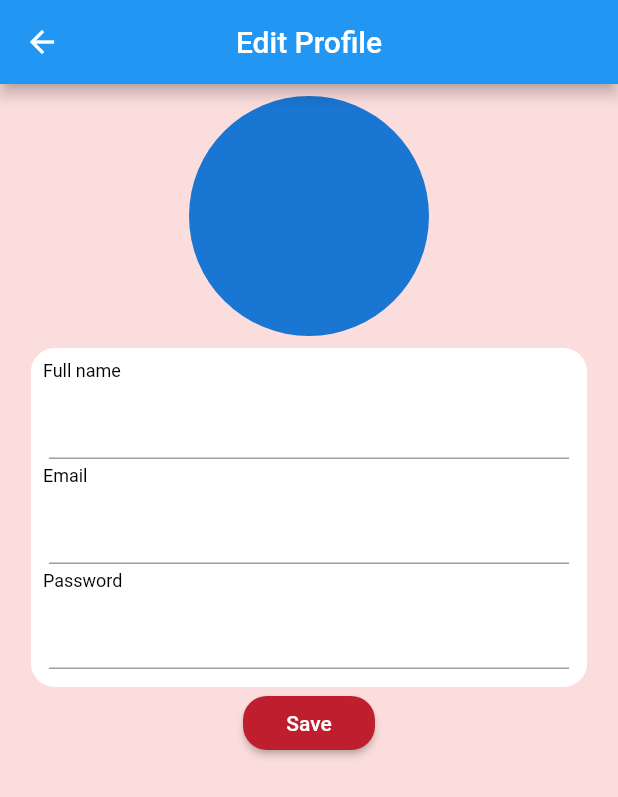
After one commit to kwe-k-u/software_engineering_staff, a Flutter app: the EditProfilePage screen opened directly, on a phone screen of 412 x 824 dp. The commit adds this screen. Shown: the top 797 px of the screen. Run offline on Flutter 3.47's test engine with Material 2 defaults, Android fonts, the phone set to English and light mode, and no system bars; our stand-ins replace firebase_auth, firebase_core, flutter_dotenv; accounts and stored records are empty; network calls fail.

Commit message:
Added edit profile page

```diff
--- /dev/null
+++ b/lib/edit_profile_page/edit_profile_page.dart
@@ -0,0 +1,82 @@
+import 'package:flutter/material.dart';
+import 'package:software_engineering/utils/constants.dart';
+import 'package:software_engineering/widgets/custom_button.dart';
+import 'package:software_engineering/widgets/custom_text_field.dart';
+import 'package:software_engineering/widgets/input_section.dart';
+
+class EditProfilePage extends StatefulWidget {
+  final String name;
+  final String email;
+  const EditProfilePage({Key? key,
+    required this.name,
+    required this.email,
+  }) : super(key: key);
+
+  @override
+  _EditProfilePageState createState() => _EditProfilePageState();
+}
+
+class _EditProfilePageState extends State<EditProfilePage> {
+  TextEditingController name = TextEditingController();
+  TextEditingController email = TextEditingController();
+  TextEditingController password = TextEditingController();
+
+  @override
+  void initState() {
+    super.initState();
+    name.text = widget.name;
+    email.text = widget.email;
+  }
+
+
+  @override
+  Widget build(BuildContext context) {
+    Size size = MediaQuery.of(context).size;
+
+    return Scaffold(
+      backgroundColor: ashesiRedLight,
+      appBar: AppBar(
+        title: Text("Edit Profile"),
+        centerTitle: true,
+      ),
+        body: Column(
+          children: [
+
+            Padding(
+              padding: const EdgeInsets.all(8.0),
+              child: CircleAvatar(
+                minRadius: 80,
+              ),
+            ),
+
+            SizedBox(
+              width: size.width * 0.9,
+              child: InputSection(
+                labels: const [
+                  "Full name",
+                  "Email",
+                  "Password"
+                ],
+                  inputs: [
+                    CustomTextField(
+                      controller: name,
+                    ),
+                    CustomTextField(
+                      controller: email,
+                    ),
+                    CustomTextField(
+                      controller: password,
+                      obscureText: true,
+                    ),
+                  ]
+              ),
+            ),
+
+            CustomButton(text: "Save", onPressed: (){
+
+            })
+          ],
+        )
+    );
+  }
+}
--- a/lib/main.dart
+++ b/lib/main.dart
@@ -57,7 +57,7 @@ class _MyAppState extends State<MyApp> {
       title: 'Flutter Demo',
       debugShowCheckedModeBanner: false,
       theme: ThemeData(
-        primarySwatch: Colors.blue,
+        // primarySwatch: MaterialColor(ashesiRed.value, {}),
         listTileTheme: ListTileThemeData(
           iconColor: ashesiRed
         )
--- a/lib/screens/page_control/page_control.dart
+++ b/lib/screens/page_control/page_control.dart
@@ -4,6 +4,7 @@ import 'package:software_engineering/screens/notification_screen/notification_sc
 import 'package:software_engineering/screens/settings_screen/settings_screen.dart';
 import 'package:software_engineering/screens/ticket_history/ticket_history.dart';
 import 'package:software_engineering/utils/constants.dart';
+import 'package:software_engineering/widgets/ticket_reciept.dart';
 
 class PageControl extends StatefulWidget {
   const PageControl({Key? key}) : super(key: key);
--- a/lib/screens/settings_screen/settings_screen.dart
+++ b/lib/screens/settings_screen/settings_screen.dart
@@ -1,5 +1,6 @@
 import 'package:firebase_auth/firebase_auth.dart';
 import 'package:flutter/material.dart';
+import 'package:software_engineering/edit_profile_page/edit_profile_page.dart';
 import 'package:software_engineering/models/app_state.dart';
 import 'package:software_engineering/screens/about_page/about_page.dart';
 import 'package:software_engineering/widgets/custom_button.dart';
@@ -55,6 +56,15 @@ class _SettingsScreenState extends State<SettingsScreen> {
               leading: Icon(Icons.edit),
               title: Text("Edit Profile"),
               trailing: Icon(Icons.chevron_right),
+              onTap: (){
+                Navigator.push(context,
+                    MaterialPageRoute(builder: (context)=> EditProfilePage(
+                      email: "",
+                      name: "",
+                    )
+                    )
+                );
+              },
             ),
 
             ListTile(
--- a/lib/widgets/input_section.dart
+++ b/lib/widgets/input_section.dart
@@ -3,11 +3,29 @@ import 'package:flutter/material.dart';
 
 class InputSection extends StatelessWidget {
   final List<Widget> inputs;
+  final List<String>? labels;
   const InputSection({
     required this.inputs,
+    this.labels,
     Key? key
   }) : super(key: key);
 
+  List<Widget> _createInputs(BuildContext context){
+    List<Widget> list = [];
+
+    if (labels == null){
+      return inputs;
+    }
+    for (int index = 0; index < inputs.length; index++){
+      list.add(
+          Text(labels!.elementAt(index),
+            style: Theme.of(context).textTheme.labelMedium,
+          )
+      );
+      list.add(inputs.elementAt(index));
+    }
+    return list;
+  }
 
   @override
   Widget build(BuildContext context) {
@@ -18,7 +36,8 @@ class InputSection extends StatelessWidget {
       ),
       padding: const EdgeInsets.all(8),
       child: Column(
-        children: inputs,
+        crossAxisAlignment: CrossAxisAlignment.start,
+        children: _createInputs(context),
       ),
     );
   }
--- a/pubspec.yaml
+++ b/pubspec.yaml
@@ -65,6 +65,7 @@ flutter:
   # To add assets to your application, add an assets section, like this:
   assets:
     - .env
+    - assets/
   # assets:
   #   - images/a_dot_burr.jpeg
   #   - images/a_dot_ham.jpeg
```
Also changed, not shown: lib/screens/ticket_history/widget/ticket_receipt_tile.dart (+15 -3 lines), lib/widgets/ticket_reciept.dart (added, +155 -0 lines).
